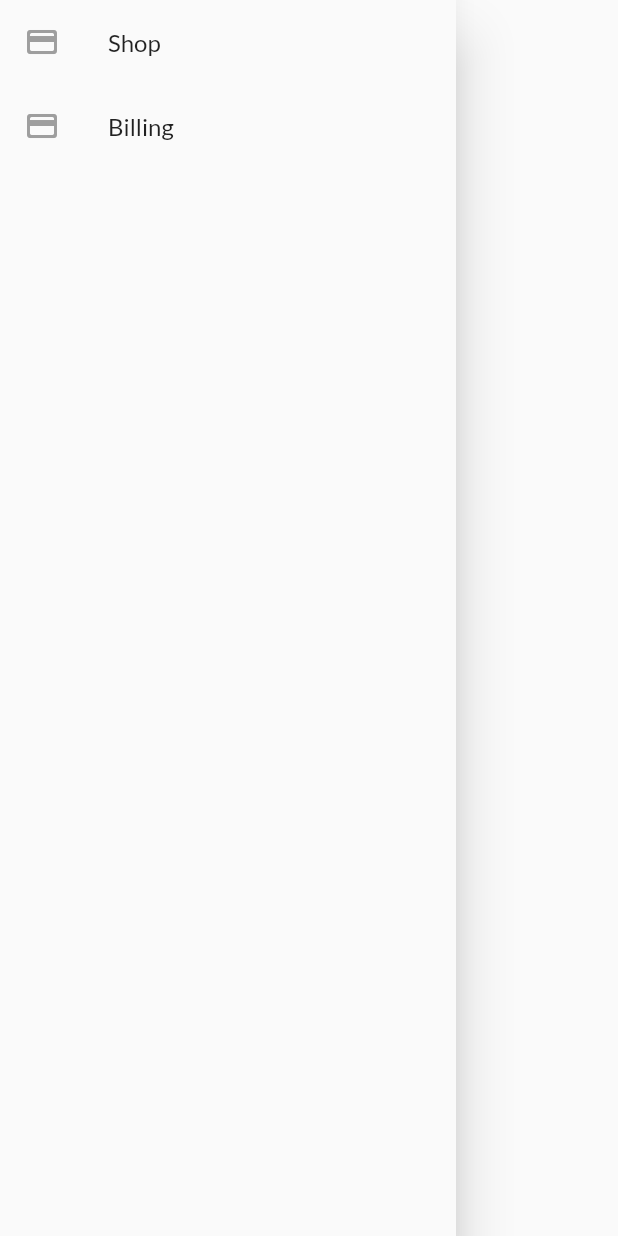
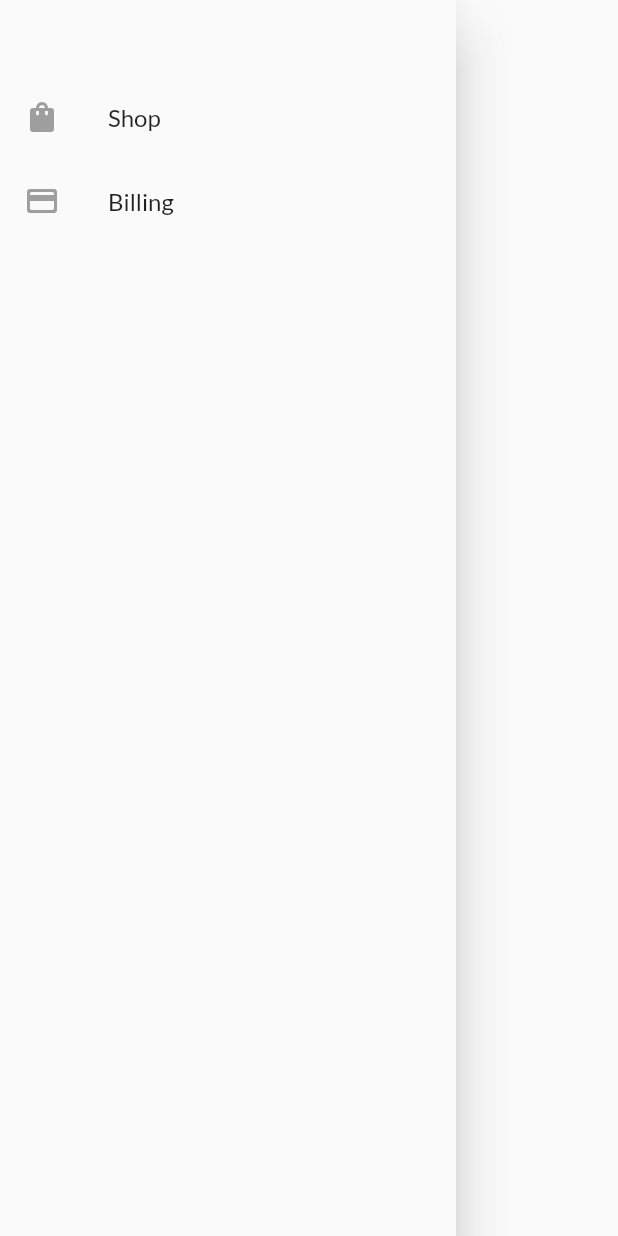
Before and after one commit to MeTi-DeV/ShopApp-part2, a Flutter app: the MainDrawer widget shown alone on an empty page, opened directly, on a phone screen of 412 x 824 dp. Run offline on Flutter 3.47's test engine with Material 2 defaults, Android fonts, the phone set to English and light mode, and no system bars; network calls fail.

```diff
--- a/lib/widgets/main_drawer.dart
+++ b/lib/widgets/main_drawer.dart
@@ -4,12 +4,16 @@ class MainDrawer extends StatelessWidget {
   @override
   Widget build(BuildContext context) {
     return Drawer(
+
+      child: Container(
+        margin: EdgeInsets.only(top: 50),
         child: Column(
+
           children: [
             ListTile(
               onTap: () => Navigator.of(context).pushReplacementNamed('/'),
               title: Text('Shop'),
-            leading: Icon(Icons.payment_rounded, color: Colors.grey),
+              leading: Icon(Icons.shopping_bag_rounded, color: Colors.grey),
             ),
             ListTile(
               onTap: () =>
@@ -19,6 +23,7 @@ class MainDrawer extends StatelessWidget {
             ),
           ],
         ),
+      ),
     );
   }
 }
```
Also changed, not shown: lib/widgets/cart_item.dart (+34 -4 lines). Lines whose indentation alone changed are shown as unchanged.
